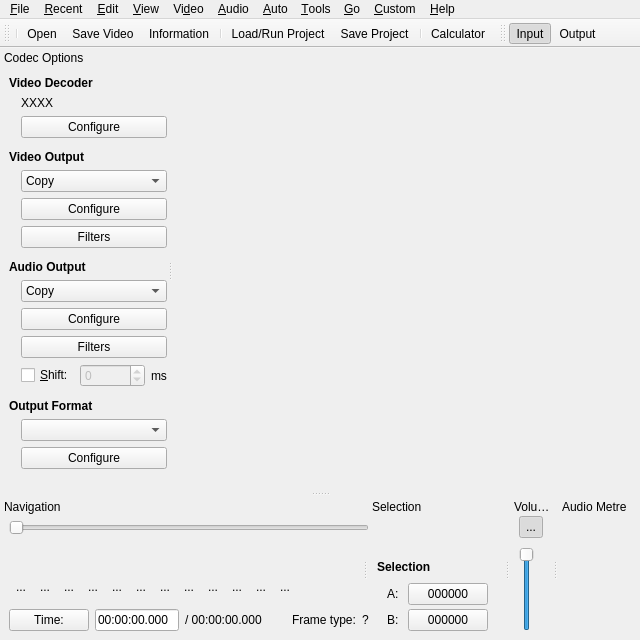
Old version of the form branches/avidemux_2.6_branch_mean/avidemux/qt4/ADM_userInterfaces/ADM_gui/gui2.ui in the repository BackupTheBerlios/avidemux-svn.
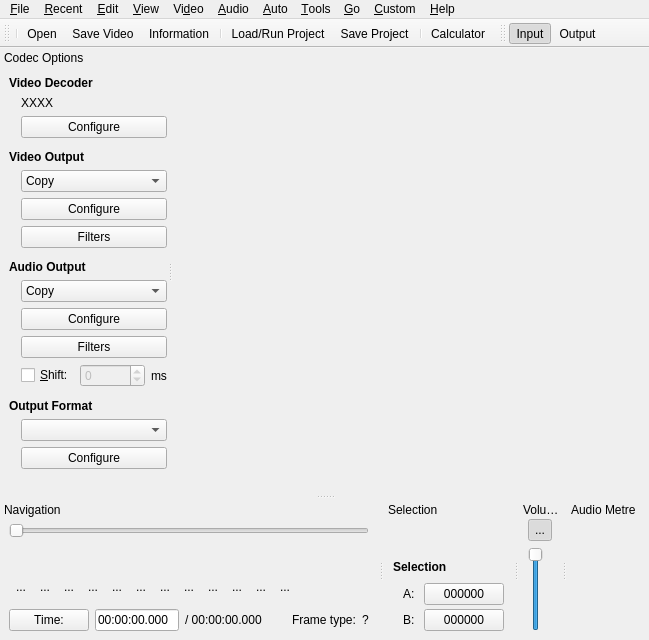
New version of the form. Icons and pictures are not drawn. Custom widgets are drawn as their Qt base class.

Commit message: [qt] tighten up main gui again

Diff of the .ui file:
```diff
--- a/branches/avidemux_2.6_branch_mean/avidemux/qt4/ADM_userInterfaces/ADM_gui/gui2.ui
+++ b/branches/avidemux_2.6_branch_mean/avidemux/qt4/ADM_userInterfaces/ADM_gui/gui2.ui
@@ -11,12 +11,6 @@
     <height>640</height>
    </rect>
   </property>
-  <property name="minimumSize">
-   <size>
-    <width>640</width>
-    <height>640</height>
-   </size>
-  </property>
   <property name="windowTitle">
    <string>Avidemux</string>
   </property>
@@ -106,7 +100,7 @@
      <x>0</x>
      <y>0</y>
      <width>640</width>
-     <height>21</height>
+     <height>22</height>
     </rect>
    </property>
    <widget class="QMenu" name="menuHelp">
@@ -1278,8 +1272,8 @@
    </property>
    <property name="minimumSize">
     <size>
-     <width>136</width>
-     <height>143</height>
+     <width>120</width>
+     <height>0</height>
     </size>
    </property>
    <property name="features">
```
